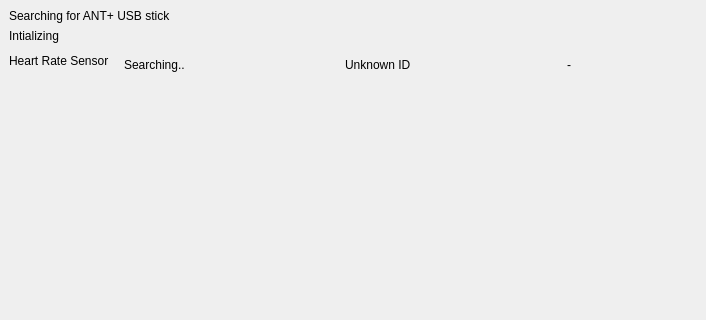
This is anttestapp/anttestappmainwindow.ui in rsippl/big-ring as Qt 5 draws it before an edit; both pictures show x 0 to 706 and y 0 to 320 of the 800 by 600 pixel window. The edited form follows.
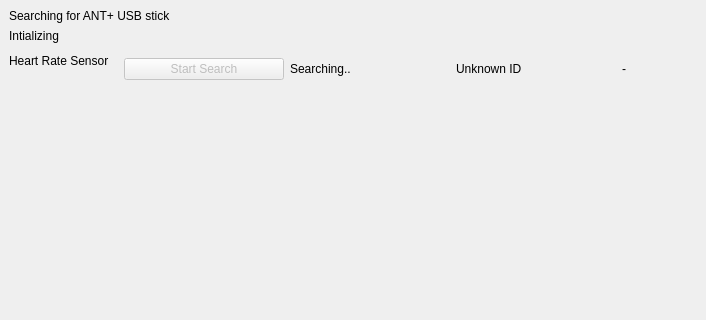
This is the edited form.

Commit message: Add "SEARCH" button

What changed in the file:
```diff
--- a/anttestapp/anttestappmainwindow.ui
+++ b/anttestapp/anttestappmainwindow.ui
@@ -39,6 +39,16 @@
     <item row="2" column="1">
      <widget class="QWidget" name="widget" native="true">
       <layout class="QHBoxLayout" name="horizontalLayout">
+       <item>
+        <widget class="QPushButton" name="pushButton">
+         <property name="enabled">
+          <bool>false</bool>
+         </property>
+         <property name="text">
+          <string>Start Search</string>
+         </property>
+        </widget>
+       </item>
        <item>
         <widget class="QLabel" name="hrSearchLabel">
          <property name="text">
```
The commit also changes 3 other files.
